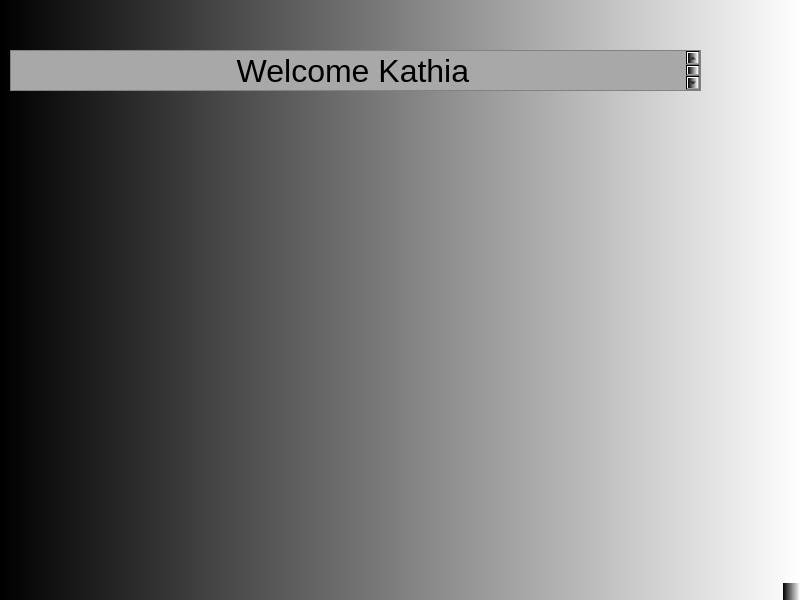
Kaouruk/Comercio-Electronico, file mainwindow.ui: the form before one commit.
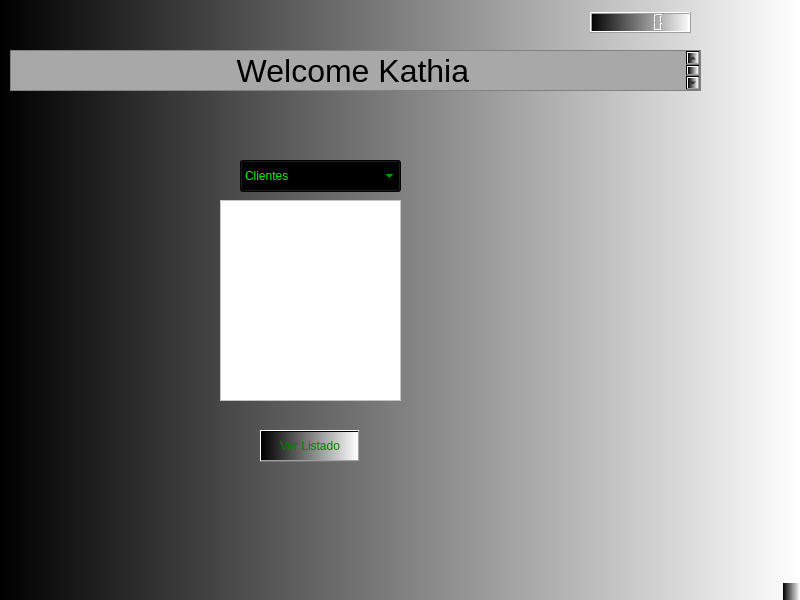
The form after the commit.

What changed in the file:
```diff
--- a/mainwindow.ui
+++ b/mainwindow.ui
@@ -41,6 +41,74 @@
 &lt;p align=&quot;center&quot; style=&quot; margin-top:0px; margin-bottom:0px; margin-left:0px; margin-right:0px; -qt-block-indent:0; text-indent:0px;&quot;&gt;&lt;span style=&quot; font-size:24pt;&quot;&gt; Welcome Kathia&lt;/span&gt;&lt;/p&gt;&lt;/body&gt;&lt;/html&gt;</string>
     </property>
    </widget>
+   <widget class="QTextBrowser" name="txtListas">
+    <property name="geometry">
+     <rect>
+      <x>220</x>
+      <y>200</y>
+      <width>181</width>
+      <height>201</height>
+     </rect>
+    </property>
+    <property name="styleSheet">
+     <string notr="true">background-color:white;
+color:black;</string>
+    </property>
+   </widget>
+   <widget class="QLCDNumber" name="lcdNumber">
+    <property name="geometry">
+     <rect>
+      <x>590</x>
+      <y>12</y>
+      <width>101</width>
+      <height>21</height>
+     </rect>
+    </property>
+   </widget>
+   <widget class="QPushButton" name="buttonMostrarListado">
+    <property name="geometry">
+     <rect>
+      <x>260</x>
+      <y>430</y>
+      <width>100</width>
+      <height>32</height>
+     </rect>
+    </property>
+    <property name="styleSheet">
+     <string notr="true">color:green;</string>
+    </property>
+    <property name="text">
+     <string>Ver Listado</string>
+    </property>
+   </widget>
+   <widget class="QComboBox" name="inputTipoListado">
+    <property name="geometry">
+     <rect>
+      <x>240</x>
+      <y>160</y>
+      <width>161</width>
+      <height>32</height>
+     </rect>
+    </property>
+    <property name="styleSheet">
+     <string notr="true">color:rgb(0, 249, 0);</string>
+    </property>
+    <item>
+     <property name="text">
+      <string>Clientes</string>
+     </property>
+    </item>
+    <item>
+     <property name="text">
+      <string>Productos</string>
+     </property>
+    </item>
+    <item>
+     <property name="text">
+      <string>Ultimas Compras</string>
+     </property>
+    </item>
+   </widget>
   </widget>
   <widget class="QMenuBar" name="menubar">
    <property name="geometry">
```
